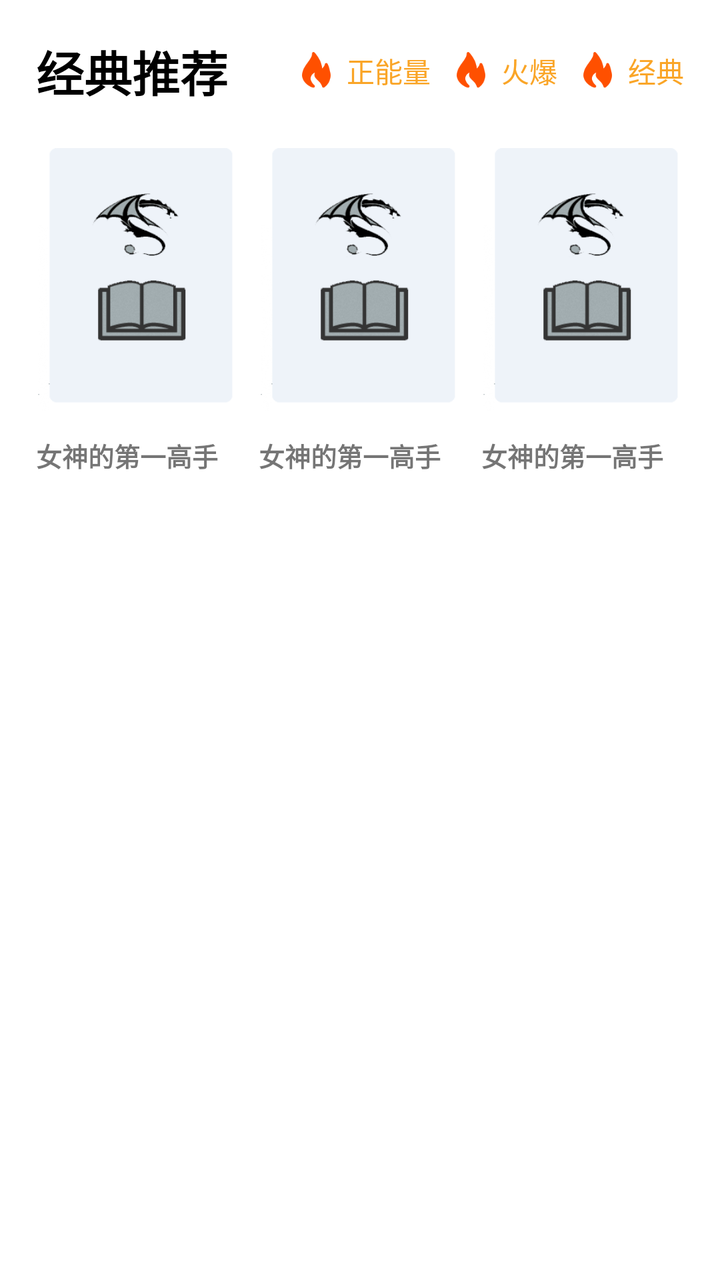
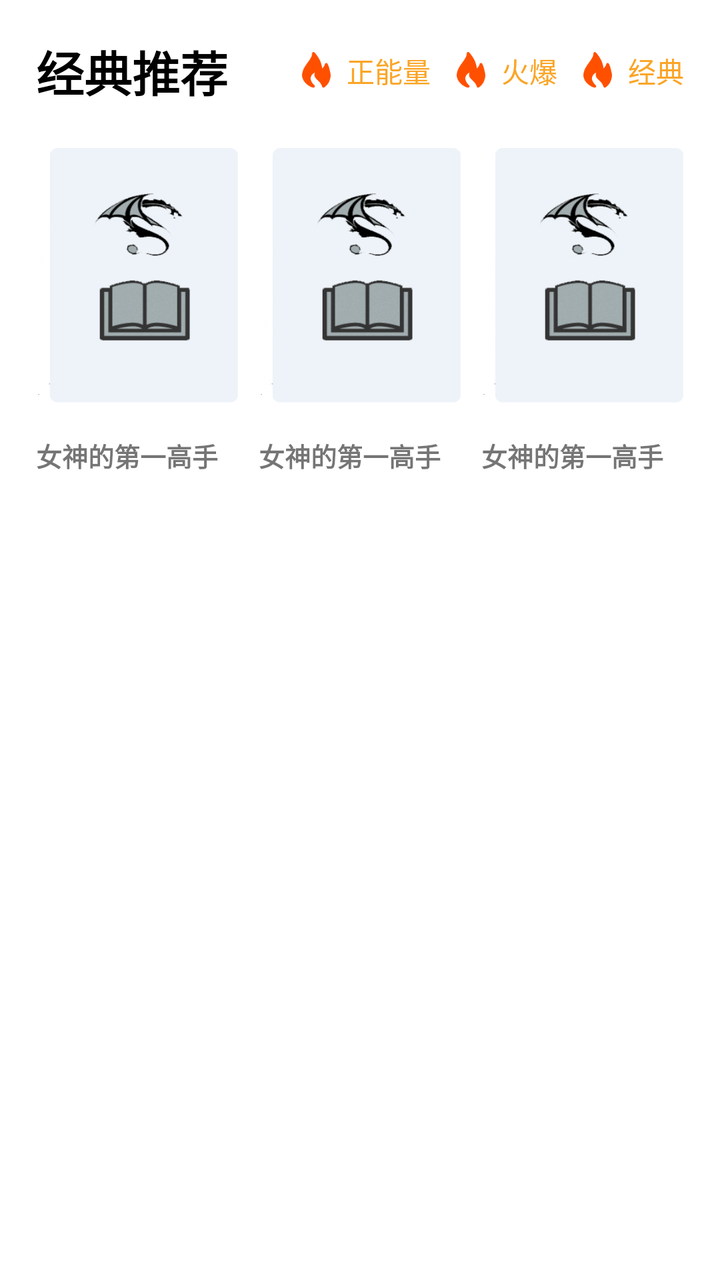

An Android layout rendered at two revisions. The XML below is the earlier revision; the diff shows what the commit changed to produce the second picture.
<!-- AndroidManifest.xml: application theme AppTheme -->
<!-- res/layout/main_fragment_recycle_item_recommend.xml -->
<?xml version="1.0" encoding="utf-8"?>
<LinearLayout xmlns:android="http://schemas.android.com/apk/res/android"
    android:layout_width="match_parent"
    android:layout_height="wrap_content"
    android:background="@color/colorWhite"
    android:fitsSystemWindows="true"
    android:orientation="vertical"
    android:paddingLeft="18dp"
    android:paddingTop="18dp"
    android:paddingRight="18dp">

    <LinearLayout
        android:layout_width="match_parent"
        android:layout_height="wrap_content"
        android:orientation="horizontal">

        <TextView
            android:id="@+id/cardTitle"
            android:layout_width="wrap_content"
            android:layout_height="wrap_content"
            android:layout_weight="1"
            android:text="经典推荐"
            android:textColor="@color/black"
            android:textSize="24dp"
            android:textStyle="bold" />

        <LinearLayout
            android:layout_width="wrap_content"
            android:layout_height="wrap_content"
            android:layout_gravity="right|center_vertical"
            android:orientation="horizontal">

            <ImageView
                android:layout_width="wrap_content"
                android:layout_height="wrap_content"
                android:background="@drawable/mz_comment_fire" />

            <TextView
                android:layout_width="wrap_content"
                android:layout_height="wrap_content"
                android:layout_marginLeft="5dp"
                android:text="正能量"
                android:textColor="#FAA527" />

            <ImageView
                android:layout_width="wrap_content"
                android:layout_height="wrap_content"
                android:layout_marginLeft="10dp"
                android:background="@drawable/mz_comment_fire" />

            <TextView
                android:layout_width="wrap_content"
                android:layout_height="wrap_content"
                android:layout_marginLeft="5dp"
                android:text="火爆"
                android:textColor="#FAA527" />

            <ImageView
                android:layout_width="wrap_content"
                android:layout_height="wrap_content"
                android:layout_marginLeft="10dp"
                android:background="@drawable/mz_comment_fire" />

            <TextView
                android:layout_width="wrap_content"
                android:layout_height="wrap_content"
                android:layout_marginLeft="5dp"
                android:text="经典"
                android:textColor="#FAA527" />
        </LinearLayout>
    </LinearLayout>

    <LinearLayout
        android:layout_width="match_parent"
        android:layout_height="wrap_content"
        android:layout_marginTop="15dp"
        android:orientation="horizontal">

        <LinearLayout
            android:id="@+id/FirstLayout"
            android:layout_width="0dp"
            android:layout_height="wrap_content"
            android:layout_weight="1"
            android:orientation="vertical">

            <ImageView
                android:id="@+id/mp_home_recommend_firstImage"
                android:layout_width="105dp"
                android:layout_height="140dp"
                android:background="@drawable/img_cover_default_circle_1"
                android:scaleType="fitXY" />

            <TextView
                android:id="@+id/mp_home_recommend_fristText"
                android:layout_width="wrap_content"
                android:layout_height="wrap_content"
                android:layout_marginTop="10dp"
                android:ellipsize="end"
                android:maxLines="2"
                android:text="女神的第一高手"
                android:textSize="13dp"
                android:textStyle="bold" />
        </LinearLayout>

        <LinearLayout
            android:id="@+id/TowLayout"
            android:layout_width="0dp"
            android:layout_height="wrap_content"
            android:layout_marginLeft="10dp"
            android:layout_weight="1"
            android:orientation="vertical">

            <ImageView
                android:id="@+id/mp_home_recommend_towImage"
                android:layout_width="105dp"
                android:layout_height="140dp"
                android:background="@drawable/img_cover_default_circle_1"
                android:scaleType="fitXY" />

            <TextView
                android:id="@+id/mp_home_recommend_towText"
                android:layout_width="wrap_content"
                android:layout_height="wrap_content"
                android:layout_marginTop="10dp"
                android:ellipsize="end"
                android:maxLines="2"
                android:text="女神的第一高手"
                android:textSize="13dp"
                android:textStyle="bold" />
        </LinearLayout>

        <LinearLayout
            android:id="@+id/ThreeLayout"
            android:layout_width="0dp"
            android:layout_height="wrap_content"
            android:layout_marginLeft="10dp"
            android:layout_weight="1"

            android:orientation="vertical">

            <ImageView
                android:id="@+id/mp_home_recommend_threeImage"
                android:layout_width="105dp"
                android:layout_height="140dp"
                android:background="@drawable/img_cover_default_circle_1"
                android:scaleType="fitXY" />

            <TextView
                android:id="@+id/mp_home_recommend_threeText"
                android:layout_width="wrap_content"
                android:layout_height="wrap_content"
                android:layout_marginTop="10dp"
                android:ellipsize="end"
                android:maxLines="2"
                android:text="女神的第一高手"
                android:textSize="13dp"
                android:textStyle="bold" />
        </LinearLayout>


    </LinearLayout>

</LinearLayout>
<!-- resources referenced by this layout -->
<resources>
  <color name="black">#000000</color>
  <color name="colorWhite">#FFFFFFFF</color>
  <!-- drawable img_cover_default_circle_1: png bitmap (drawable-xxhdpi, 13499 bytes) -->
  <!-- drawable mz_comment_fire: png bitmap (drawable-xxhdpi, 1571 bytes) -->
  <style name="AppTheme" parent="Theme.AppCompat.Light.NoActionBar">
          
          <item name="colorPrimary">@color/colorPrimary</item>
          <item name="colorPrimaryDark">@color/white</item>
          <item name="colorAccent">@color/colorAccent</item>
          <item name="android:windowNoTitle">true</item>
          <item name="colorControlNormal">@color/blackOverlay</item>
          <item name="colorControlActivated">@color/abc_search_url_text_normal</item>
          <item name="android:windowFullscreen">true</item>
          <item name="android:windowIsTranslucent">true</item>
          <item name="android:windowTranslucentStatus">true</item>
          <item name="android:windowTranslucentNavigation">true</item>
      </style>
  <color name="colorPrimary">#ff3f51b5</color>
  <color name="white">#ffffffff</color>
  <color name="colorAccent">#ffff4081</color>
  <color name="blackOverlay">#66000000</color>
  <color name="abc_search_url_text_normal">#ff7fa87f</color>
</resources>

<!-- the commit's change to res/layout/main_fragment_recycle_item_recommend.xml (unified diff, before → after) -->
@@ -85,7 +85,7 @@
 
             <ImageView
                 android:id="@+id/mp_home_recommend_firstImage"
-                android:layout_width="105dp"
+                android:layout_width="108dp"
                 android:layout_height="140dp"
                 android:background="@drawable/img_cover_default_circle_1"
                 android:scaleType="fitXY" />
@@ -112,7 +112,7 @@
 
             <ImageView
                 android:id="@+id/mp_home_recommend_towImage"
-                android:layout_width="105dp"
+                android:layout_width="108dp"
                 android:layout_height="140dp"
                 android:background="@drawable/img_cover_default_circle_1"
                 android:scaleType="fitXY" />
@@ -140,7 +140,7 @@
 
             <ImageView
                 android:id="@+id/mp_home_recommend_threeImage"
-                android:layout_width="105dp"
+                android:layout_width="108dp"
                 android:layout_height="140dp"
                 android:background="@drawable/img_cover_default_circle_1"
                 android:scaleType="fitXY" />
